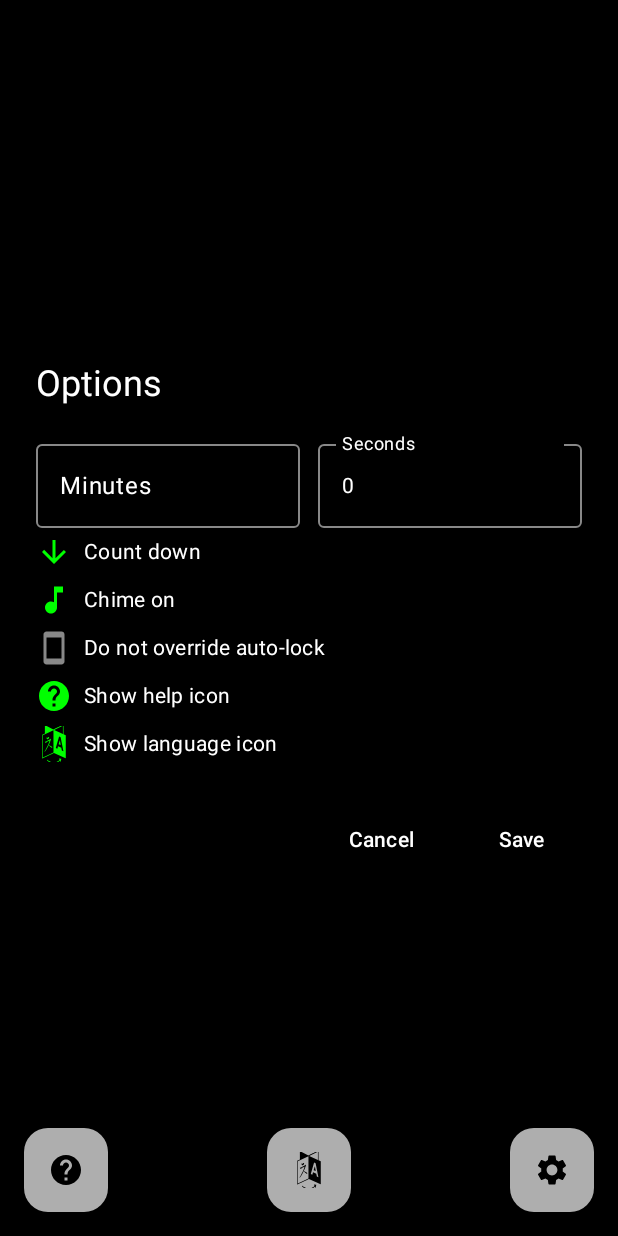
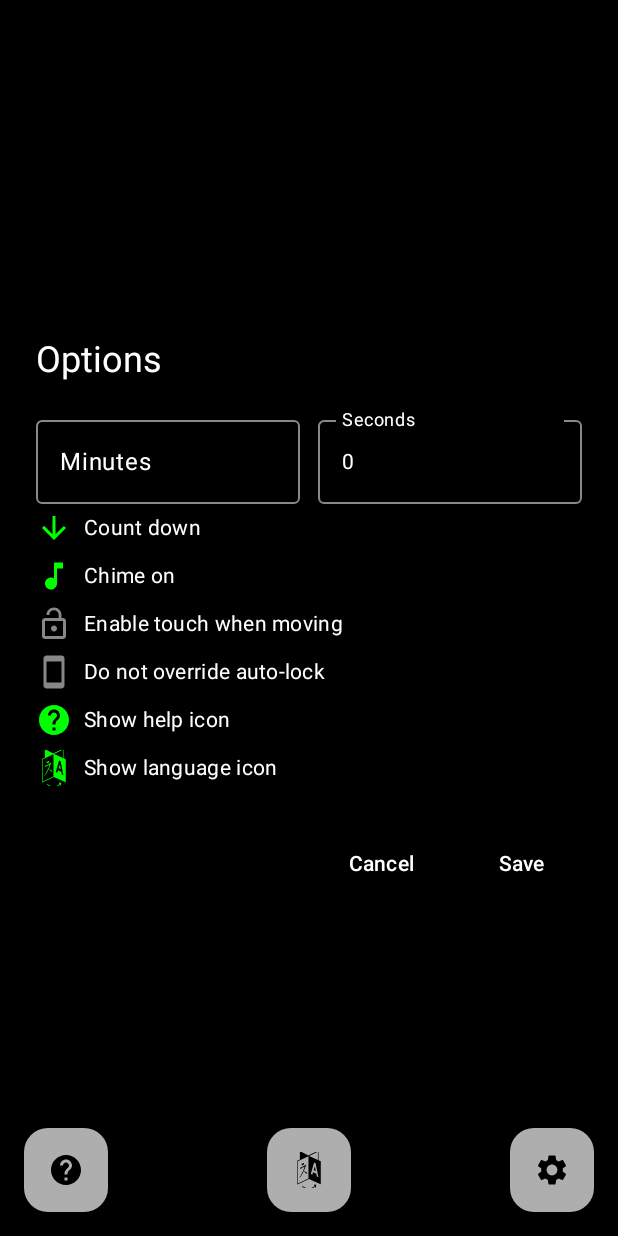
Before and after one commit to roblatour/YetAnotherTimer, an Android app built with Jetpack Compose: the screen it shows after launch (MainActivity), after a tap on "Open settings", on a phone screen of 412 x 824 dp. Run offline under Robolectric (Android 15) with nearby library versions, the phone set to English and light mode, and no system bars.

Commit message:
add disable touch when moving option

```diff
--- a/app/src/main/java/com/example/yetanothertimer/MainActivity.kt
+++ b/app/src/main/java/com/example/yetanothertimer/MainActivity.kt
@@ -24,6 +24,8 @@ import androidx.compose.material.icons.Icons
 import androidx.compose.material.icons.automirrored.filled.Help
 import androidx.compose.material.icons.filled.ArrowDownward
 import androidx.compose.material.icons.filled.ArrowUpward
+import androidx.compose.material.icons.filled.Lock
+import androidx.compose.material.icons.filled.LockOpen
 import androidx.compose.material.icons.filled.MusicNote
 import androidx.compose.ui.res.painterResource
 import androidx.compose.material.icons.filled.Settings
@@ -111,16 +113,45 @@ fun TimerScreen(vm: TimerViewModel) {
             androidx.compose.foundation.layout.BoxWithConstraints(
                 modifier = Modifier
                     .fillMaxSize()
-                    .pointerInput(Unit) {
+                    .pointerInput(state.touchLockEnabled, state.isMoving) {
                         detectTapGestures(
-                            onTap = { vm.toggleStartPause() },
-                            onDoubleTap = { vm.doubleTapToResetOnly() }
+                            onTap = {
+                                // Only handle tap if touch lock is disabled or no recent movement
+                                if (!state.touchLockEnabled || !state.isMoving) {
+                                    vm.toggleStartPause()
+                                }
+                            },
+                            onDoubleTap = {
+                                // Only handle double tap if touch lock is disabled or no recent movement
+                                if (!state.touchLockEnabled || !state.isMoving) {
+                                    vm.doubleTapToResetOnly()
+                                }
+                            }
                         )
                     }
             ) {
                 val minPx = kotlin.math.min(maxWidth.value, maxHeight.value)
                 val sizeSp = (minPx * 0.22f).sp
                 Box(modifier = Modifier.fillMaxSize(), contentAlignment = Alignment.Center) {
+                    // Timer display column to allow padlock above timer
+                    androidx.compose.foundation.layout.Column(
+                        horizontalAlignment = Alignment.CenterHorizontally,
+                        verticalArrangement = Arrangement.Center,
+                        modifier = Modifier.fillMaxSize()
+                    ) {
+                        // Padlock overlay when touch lock is enabled and moving
+                        if (state.touchLockEnabled && state.isMoving) {
+                            val lockIconSize = (minPx * 0.08f).dp
+                            Icon(
+                                imageVector = Icons.Filled.Lock,
+                                contentDescription = "Touch locked due to movement",
+                                tint = Color.Gray,
+                                modifier = Modifier.size(lockIconSize)
+                            )
+                            Spacer(modifier = Modifier.height(8.dp))
+                        }
+
+                        // Timer text
                         Text(
                             text = state.display,
                             color = Color.White,
@@ -128,6 +159,7 @@ fun TimerScreen(vm: TimerViewModel) {
                             fontWeight = FontWeight.Bold,
                             textAlign = TextAlign.Center
                         )
+                    }
                 }
             }
 
@@ -143,10 +175,15 @@ fun TimerScreen(vm: TimerViewModel) {
                 // Left section
                 Box(modifier = Modifier.weight(1f), contentAlignment = Alignment.CenterStart) {
                     if (state.helpIconVisible) {
+                        val isLocked = state.touchLockEnabled && state.isMoving
                         FloatingActionButton(
-                            onClick = { showHelp.value = true },
-                            containerColor = Color.White,
-                            contentColor = Color.Black
+                            onClick = {
+                                if (!isLocked) {
+                                    showHelp.value = true
+                                }
+                            },
+                            containerColor = if (isLocked) Color.Gray else Color.White,
+                            contentColor = if (isLocked) Color.DarkGray else Color.Black
                         ) {
                             Icon(
                                 imageVector = Icons.AutoMirrored.Filled.Help,
@@ -162,10 +199,15 @@ fun TimerScreen(vm: TimerViewModel) {
                 // Center: Language button with dropdown (conditionally visible)
                 Box(modifier = Modifier.weight(1f), contentAlignment = Alignment.Center) {
                     if (state.languageIconVisible) {
+                        val isLocked = state.touchLockEnabled && state.isMoving
                         FloatingActionButton(
-                            onClick = { showLanguageMenu.value = !showLanguageMenu.value },
-                            containerColor = Color.White,
-                            contentColor = Color.Black
+                            onClick = {
+                                if (!isLocked) {
+                                    showLanguageMenu.value = !showLanguageMenu.value
+                                }
+                            },
+                            containerColor = if (isLocked) Color.Gray else Color.White,
+                            contentColor = if (isLocked) Color.DarkGray else Color.Black
                         ) {
                             Icon(
                                 painter = painterResource(id = R.drawable.language_icon),
@@ -178,8 +220,9 @@ fun TimerScreen(vm: TimerViewModel) {
                     }
                     val languages = remember { com.example.yetanothertimer.data.SupportedLanguages.all }
                     val scope = rememberCoroutineScope()
+                    val isLocked = state.touchLockEnabled && state.isMoving
                     DropdownMenu(
-                        expanded = showLanguageMenu.value,
+                        expanded = showLanguageMenu.value && !isLocked,
                         onDismissRequest = { showLanguageMenu.value = false }
                     ) {
                         val context = androidx.compose.ui.platform.LocalContext.current
@@ -206,10 +249,15 @@ fun TimerScreen(vm: TimerViewModel) {
 
                 // Right section
                 Box(modifier = Modifier.weight(1f), contentAlignment = Alignment.CenterEnd) {
+                    val isLocked = state.touchLockEnabled && state.isMoving
                     FloatingActionButton(
-                        onClick = { showSettings.value = true },
-                        containerColor = Color.White,
-                        contentColor = Color.Black
+                        onClick = {
+                            if (!isLocked) {
+                                showSettings.value = true
+                            }
+                        },
+                        containerColor = if (isLocked) Color.Gray else Color.White,
+                        contentColor = if (isLocked) Color.DarkGray else Color.Black
                     ) {
                         Icon(
                             imageVector = Icons.Filled.Settings,
@@ -230,6 +278,7 @@ fun TimerScreen(vm: TimerViewModel) {
             initialLanguageIconVisible = state.languageIconVisible,
             initialIsCountUp = state.isCountUp,
             initialLanguageTag = state.languageTag,
+            initialTouchLockEnabled = state.touchLockEnabled,
             onDismiss = {
                 // Intentionally left blank to prevent accidental dismiss via outside tap/back.
                 // Settings dialog will only close via explicit Save or Cancel buttons below.
@@ -260,6 +309,7 @@ fun TimerScreen(vm: TimerViewModel) {
             onToggleHelpIcon = { visible -> vm.setHelpIconVisible(visible) },
             onToggleLanguageIcon = { visible -> vm.setLanguageIconVisible(visible) },
             onToggleCountUp = { enabled -> vm.setCountUpEnabled(enabled) },
+            onToggleTouchLock = { enabled -> vm.setTouchLockEnabled(enabled) },
             onSetLanguageTag = { tag -> vm.setLanguageTag(tag) }
         )
     }
@@ -424,6 +474,7 @@ fun SettingsDialog(
     initialIsCountUp: Boolean,
     initialLanguageIconVisible: Boolean,
     initialLanguageTag: String,
+    initialTouchLockEnabled: Boolean,
     onDismiss: () -> Unit,
     onCancel: () -> Unit,
     onSave: (Int, Int) -> Unit,
@@ -432,6 +483,7 @@ fun SettingsDialog(
     onToggleHelpIcon: (Boolean) -> Unit,
     onToggleCountUp: (Boolean) -> Unit,
     onToggleLanguageIcon: (Boolean) -> Unit,
+    onToggleTouchLock: (Boolean) -> Unit,
     onSetLanguageTag: (String) -> Unit
 ) {
     var minutesText by rememberSaveable { mutableStateOf(initialMinutes.toString()) }
@@ -443,6 +495,7 @@ fun SettingsDialog(
     var helpIconVisible by rememberSaveable { mutableStateOf(initialHelpIconVisible) }
     var isCountUp by rememberSaveable { mutableStateOf(initialIsCountUp) }
     var languageIconVisible by rememberSaveable { mutableStateOf(initialLanguageIconVisible) }
+    var touchLockEnabled by rememberSaveable { mutableStateOf(initialTouchLockEnabled) }
     var languageTag by rememberSaveable { mutableStateOf(initialLanguageTag.ifBlank { "en" }) }
     AlertDialog(
         onDismissRequest = onDismiss,
@@ -457,6 +510,7 @@ fun SettingsDialog(
                     onToggleHelpIcon(helpIconVisible)
                     onToggleLanguageIcon(languageIconVisible)
                     onToggleCountUp(isCountUp)
+                    onToggleTouchLock(touchLockEnabled)
                     onSetLanguageTag(languageTag)
                     onSave(m, s)
                 },
@@ -602,6 +656,28 @@ fun SettingsDialog(
                     )
                 }
 
+                // Touch lock toggle row: tap row (icon or text) to toggle (local only until Save)
+                androidx.compose.foundation.layout.Row(
+                    verticalAlignment = Alignment.CenterVertically,
+                    modifier = Modifier
+                        .padding(vertical = 4.dp)
+                        .clickable {
+                            touchLockEnabled = !touchLockEnabled
+                        }
+                ) {
+                    Icon(
+                        imageVector = if (touchLockEnabled) Icons.Filled.Lock else Icons.Filled.LockOpen,
+                        contentDescription = if (touchLockEnabled) stringResource(id = R.string.desc_disable_touch_lock) else stringResource(id = R.string.desc_enable_touch_lock),
+                        tint = if (touchLockEnabled) Color.Green else Color.Gray
+                    )
+                    Text(
+                        text = if (touchLockEnabled) stringResource(id = R.string.label_touch_lock_on) else stringResource(id = R.string.label_touch_lock_off),
+                        color = Color.White,
+                        modifier = Modifier.padding(start = 8.dp).fillMaxWidth(),
+                        textAlign = TextAlign.Start
+                    )
+                }
+
                 // Screensaver toggle row: tap row (icon or text) to toggle (local only until Save)
                 androidx.compose.foundation.layout.Row(
                     verticalAlignment = Alignment.CenterVertically,
--- a/app/src/main/java/com/example/yetanothertimer/TimerViewModel.kt
+++ b/app/src/main/java/com/example/yetanothertimer/TimerViewModel.kt
@@ -5,6 +5,7 @@ import androidx.lifecycle.AndroidViewModel
 import androidx.lifecycle.viewModelScope
 import com.example.yetanothertimer.data.SettingsRepository
 import com.example.yetanothertimer.audio.ChimePlayer
+import com.example.yetanothertimer.motion.MotionDetector
 import kotlinx.coroutines.Job
 import kotlinx.coroutines.delay
 import kotlinx.coroutines.flow.MutableStateFlow
@@ -23,7 +24,9 @@ data class TimerState(
     val helpIconVisible: Boolean,
     val languageIconVisible: Boolean,
     val isCountUp: Boolean,
-    val languageTag: String
+    val languageTag: String,
+    val touchLockEnabled: Boolean,
+    val isMoving: Boolean
 ) {
     val minutes: Int get() = remainingSeconds / 60
     val seconds: Int get() = remainingSeconds % 60
@@ -36,8 +39,15 @@ data class TimerState(
 }
 
 class TimerViewModel(app: Application) : AndroidViewModel(app) {
+    companion object {
+        // Grace period in milliseconds where touch lock is disabled after app startup
+        private const val GRACE_PERIOD_MS = 7000L
+    }
+
     private val settings = SettingsRepository(app)
     private val appContext = app.applicationContext
+    private val motionDetector = MotionDetector(appContext)
+    private val appStartTime = System.currentTimeMillis()
     private val _startSeconds = MutableStateFlow(120)
     private val _remaining = MutableStateFlow(120)
     private val _running = MutableStateFlow(false)
@@ -47,6 +57,7 @@ class TimerViewModel(app: Application) : AndroidViewModel(app) {
     private val _languageIconVisible = MutableStateFlow(true)
     private val _isCountUp = MutableStateFlow(false)
     private val _languageTag = MutableStateFlow("en")
+    private val _touchLockEnabled = MutableStateFlow(false)
     private var ticker: Job? = null
     private var postZeroJob: Job? = null
     private var hasInitializedStart: Boolean = false
@@ -60,18 +71,25 @@ class TimerViewModel(app: Application) : AndroidViewModel(app) {
     private val opts5 = combine(_chimeEnabled, _keepScreenOn, _helpIconVisible, _isCountUp, _languageTag) { chime, keepOn, helpVisible, countUp, lang ->
         listOf(chime, keepOn, helpVisible, countUp, lang)
     }
-    private val optsState = combine(opts5, _languageIconVisible) { opts, langVisible ->
-        Pair(opts, langVisible)
+    private val optsState = combine(opts5, _languageIconVisible, _touchLockEnabled) { opts, langVisible, touchLock ->
+        Triple(opts, langVisible, touchLock)
     }
-    val state: StateFlow<TimerState> = combine(coreState, optsState) { core, optsPair ->
+    val state: StateFlow<TimerState> = combine(coreState, optsState, motionDetector.isMoving) { core, optsPair, isMoving ->
         val (start, remain, running) = core
         val opts = optsPair.first
         val langVisible = optsPair.second
+        val touchLock = optsPair.third
         val chime = opts[0] as Boolean
         val keepOn = opts[1] as Boolean
         val helpVisible = opts[2] as Boolean
         val countUp = opts[3] as Boolean
         val lang = opts[4] as String
+
+        // Check if we're still in the grace period
+        val isInGracePeriod = (System.currentTimeMillis() - appStartTime) < GRACE_PERIOD_MS
+        // During grace period, treat as not moving regardless of actual motion
+        val effectiveMoving = if (isInGracePeriod) false else isMoving
+
         TimerState(
             totalSeconds = start,
             remainingSeconds = remain,
@@ -81,11 +99,16 @@ class TimerViewModel(app: Application) : AndroidViewModel(app) {
             helpIconVisible = helpVisible,
             languageIconVisible = langVisible,
             isCountUp = countUp,
-            languageTag = lang
+            languageTag = lang,
+            touchLockEnabled = touchLock,
+            isMoving = effectiveMoving
         )
-    }.stateIn(viewModelScope, SharingStarted.Eagerly, TimerState(120, 120, false, false, true, true, true, false, "en"))
+    }.stateIn(viewModelScope, SharingStarted.Eagerly, TimerState(120, 120, false, false, true, true, true, false, "en", false, false))
 
     init {
+        // Start motion detection
+        motionDetector.startListening()
+
         viewModelScope.launch {
             settings.startDurationFlow.collect { d ->
                 val start = (d.minutes * 60) + d.seconds
@@ -162,6 +185,11 @@ class TimerViewModel(app: Application) : AndroidViewModel(app) {
                 // Use stored tag if present; otherwise best match for device locale
                 val resolved = if (tag.isNotBlank()) tag else com.example.yetanothertimer.data.SupportedLanguages.bestMatchFor(java.util.Locale.getDefault())
                 _languageTag.value = resolved
+            }
+        }
+        viewModelScope.launch {
+            settings.touchLockEnabledFlow.collect { enabled ->
+                _touchLockEnabled.value = enabled
             }
         }
     }
@@ -338,4 +366,15 @@ class TimerViewModel(app: Application) : AndroidViewModel(app) {
             _remaining.value = safeTarget
         }
     }
+
+    fun setTouchLockEnabled(enabled: Boolean) {
+        viewModelScope.launch {
+            settings.setTouchLockEnabled(enabled)
+        }
+    }
+
+    override fun onCleared() {
+        super.onCleared()
+        motionDetector.stopListening()
+    }
 }
--- a/app/src/main/java/com/example/yetanothertimer/data/SettingsRepository.kt
+++ b/app/src/main/java/com/example/yetanothertimer/data/SettingsRepository.kt
@@ -27,6 +27,7 @@ class SettingsRepository(private val context: Context) {
     val languageIconVisible: Preferences.Key<Boolean> = booleanPreferencesKey("language_icon_visible")
         val countUpEnabled: Preferences.Key<Boolean> = booleanPreferencesKey("count_up_enabled")
         val languageTag: Preferences.Key<String> = stringPreferencesKey("language_tag")
+        val touchLockEnabled: Preferences.Key<Boolean> = booleanPreferencesKey("touch_lock_enabled")
         val initialized: Preferences.Key<Boolean> = booleanPreferencesKey("initialized")
     }
 
@@ -55,6 +56,11 @@ class SettingsRepository(private val context: Context) {
     val countUpEnabledFlow: Flow<Boolean> = context.dataStore.data.map { prefs ->
         // Default to false (Count down)
         prefs[Keys.countUpEnabled] ?: false
+    }
+
+    val touchLockEnabledFlow: Flow<Boolean> = context.dataStore.data.map { prefs ->
+        // Default to false (Enable touch when moving)
+        prefs[Keys.touchLockEnabled] ?: false
     }
 
     // Language tag in BCP-47 format. On first run, pick best match for system locale.
@@ -111,4 +117,10 @@ class SettingsRepository(private val context: Context) {
             prefs[Keys.initialized] = true
         }
     }
+
+    suspend fun setTouchLockEnabled(enabled: Boolean) {
+        context.dataStore.edit { prefs ->
+            prefs[Keys.touchLockEnabled] = enabled
+        }
+    }
 }
--- /dev/null
+++ b/app/src/main/java/com/example/yetanothertimer/motion/MotionDetector.kt
@@ -0,0 +1,78 @@
+package com.example.yetanothertimer.motion
+
+import android.content.Context
+import android.hardware.Sensor
+import android.hardware.SensorEvent
+import android.hardware.SensorEventListener
+import android.hardware.SensorManager
+import kotlinx.coroutines.flow.MutableStateFlow
+import kotlinx.coroutines.flow.StateFlow
+import kotlin.math.sqrt
+
+class MotionDetector(private val context: Context) : SensorEventListener {
+    companion object {
+        // Time threshold for "recent movement" in milliseconds
+        const val MOTION_TIMEOUT_MS = 3000L
+        // Acceleration threshold to detect movement (in m/s²)
+        private const val MOTION_THRESHOLD = 1.5f
+    }
+
+    private val sensorManager: SensorManager = context.getSystemService(Context.SENSOR_SERVICE) as SensorManager
+    private val accelerometer: Sensor? = sensorManager.getDefaultSensor(Sensor.TYPE_ACCELEROMETER)
+
+    private val _isMoving = MutableStateFlow(false)
+    val isMoving: StateFlow<Boolean> = _isMoving
+
+    private var lastMotionTime = 0L
+    private var lastX = 0f
+    private var lastY = 0f
+    private var lastZ = 0f
+    private var isInitialized = false
+
+    fun startListening() {
+        accelerometer?.let { sensor ->
+            sensorManager.registerListener(this, sensor, SensorManager.SENSOR_DELAY_NORMAL)
+        }
+    }
+
+    fun stopListening() {
+        sensorManager.unregisterListener(this)
+    }
+
+    override fun onSensorChanged(event: SensorEvent?) {
+        if (event?.sensor?.type == Sensor.TYPE_ACCELEROMETER) {
+            val x = event.values[0]
+            val y = event.values[1]
+            val z = event.values[2]
+
+            if (isInitialized) {
+                // Calculate the magnitude of acceleration change
+                val deltaX = x - lastX
+                val deltaY = y - lastY
+                val deltaZ = z - lastZ
+                val acceleration = sqrt(deltaX * deltaX + deltaY * deltaY + deltaZ * deltaZ)
+
+                if (acceleration > MOTION_THRESHOLD) {
+                    lastMotionTime = System.currentTimeMillis()
+                }
+            } else {
+                // Initialize on first reading
+                isInitialized = true
+                lastMotionTime = System.currentTimeMillis()
+            }
+
+            lastX = x
+            lastY = y
+            lastZ = z
+
+            // Update motion state based on time since last movement
+            val currentTime = System.currentTimeMillis()
+            val timeSinceMotion = currentTime - lastMotionTime
+            _isMoving.value = timeSinceMotion < MOTION_TIMEOUT_MS
+        }
+    }
+
+    override fun onAccuracyChanged(sensor: Sensor?, accuracy: Int) {
+        // Not needed for this implementation
+    }
+}
--- a/app/src/main/res/values/strings.xml
+++ b/app/src/main/res/values/strings.xml
@@ -9,6 +9,8 @@
     <string name="desc_disable_chime">Disable chime</string>
     <string name="desc_keep_screen_on_on">Override auto-lock, keep screen on</string>
     <string name="desc_keep_screen_on_off">Do not override auto-lock</string>
+    <string name="desc_enable_touch_lock">Disable touch when moving</string>
+    <string name="desc_disable_touch_lock">Enable touch when moving</string>
     <string name="desc_show_help_icon">Show help icon</string>
     <string name="desc_hide_help_icon">Hide help icon</string>
     <string name="desc_language_icon">Change language</string>
@@ -36,6 +38,8 @@
     <string name="label_chime_off">Chime off</string>
     <string name="label_keep_screen_on_on">Override auto-lock, keep screen on</string>
     <string name="label_keep_screen_on_off">Do not override auto-lock</string>
+    <string name="label_touch_lock_on">Disable touch when moving</string>
+    <string name="label_touch_lock_off">Enable touch when moving</string>
     <string name="label_show_help_icon">Show help icon</string>
     <string name="label_hide_help_icon">Hide help icon</string>
     <string name="label_show_language_icon">Show language icon</string>
--- a/gradle.properties
+++ b/gradle.properties
@@ -5,7 +5,7 @@ android.suppressUnsupportedCompileSdk=35
 android.bundle.language.enableSplit=false
 
 # ---- App Versioning (bump here or via script) ----
-VERSION_CODE=12
+VERSION_CODE=13
 VERSION_NAME=1.0.0.0
 
 # ---- (Optional) Release signing properties (DO NOT COMMIT secrets) ----
```
Also changed, not shown: 53 other files. Lines whose indentation alone changed are shown as unchanged.
